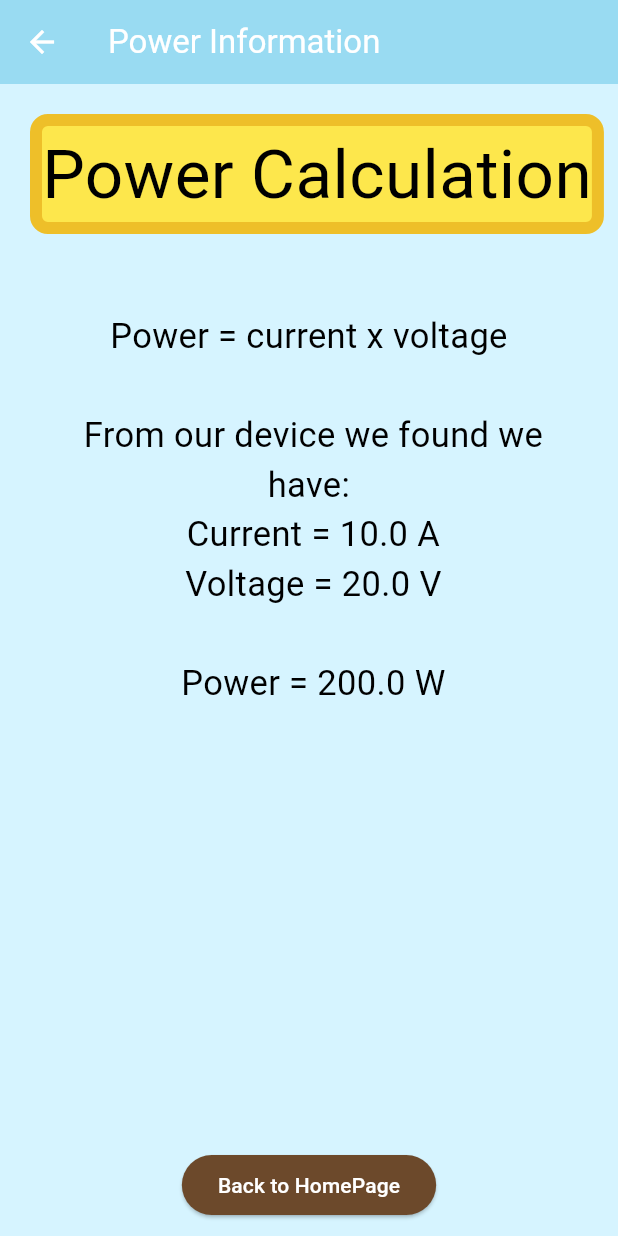
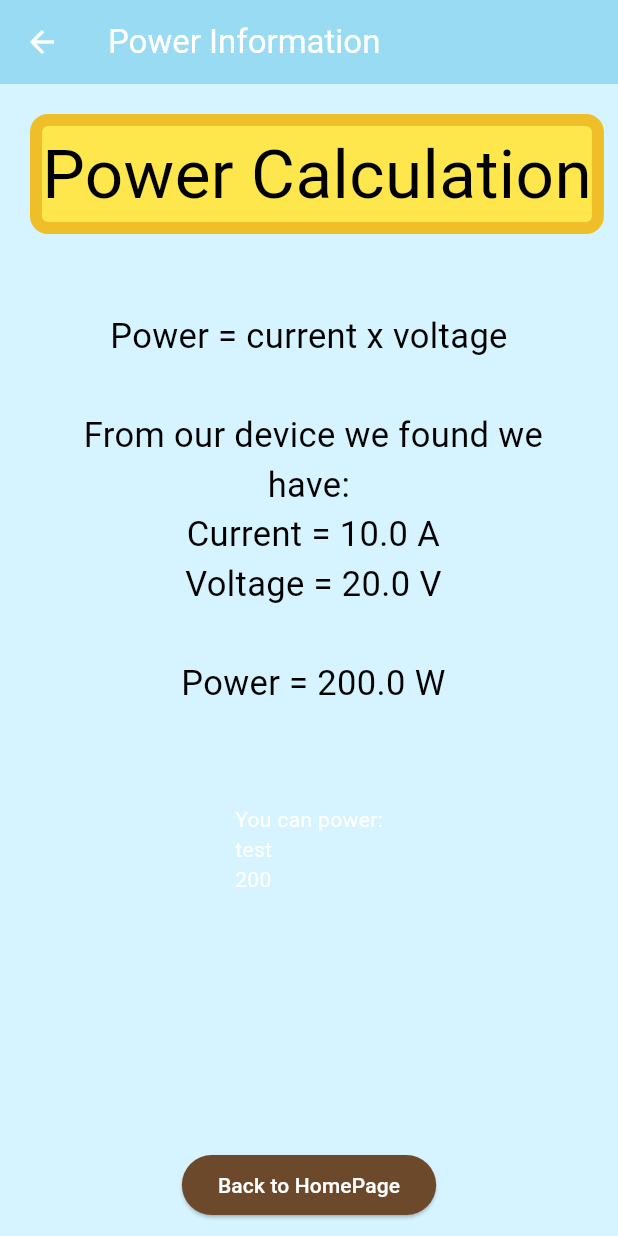
Before and after one commit to Kgo222/weceEOH_23, a Flutter app: the screen it shows after launch, after a tap on an icon or button, on a phone screen of 412 x 824 dp. Run offline on Flutter 3.47's test engine with Material 3 defaults, Android fonts, the phone set to English and light mode, and no system bars; network calls fail.

Commit message:
worked on weather and power pages

```diff
--- a/solar_axis_app/lib/homepage.dart
+++ b/solar_axis_app/lib/homepage.dart
@@ -149,7 +149,7 @@ class _HomePageState extends State<HomePage> {
                     margin: EdgeInsets.all(10),
                     child: ElevatedButton(
                       child: Text(
-                        "Weather: \n $temperature°F",
+                        "Solar\nPower", //: \n $temperature°F",
                         overflow: TextOverflow.clip,
                         textAlign: TextAlign.center,
                         style: const TextStyle(color: AppColors.black, fontSize:15),
--- a/solar_axis_app/lib/power_page.dart
+++ b/solar_axis_app/lib/power_page.dart
@@ -56,6 +56,13 @@ class _PowerPageState extends State<PowerInfo> {
                 style: TextStyle(color: AppColors.black, fontSize:23),
               ),
             ),
+            Padding(
+              padding: EdgeInsets.all(32),
+              child:
+                current*voltage > 0 && current*voltage <= 50 ? Text('You can power:\nLight bulbs\nPhone chargers') :
+                current*voltage > 50 && current*voltage <= 100 ? Text('You can power:\ntest\n100') :
+                current*voltage > 100 && current*voltage <= 200 ? Text('You can power:\ntest\n200') : null,
+            ),
             Expanded(
               child: Align(
                 alignment: FractionalOffset.bottomCenter,
```
Also changed, not shown: solar_axis_app/lib/weather_page.dart (+8 -6 lines).
